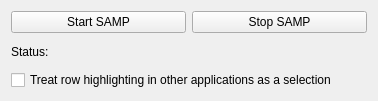
Old version of the form glue_samp/qt/samp_options.ui in the repository glue-viz/glue-samp.
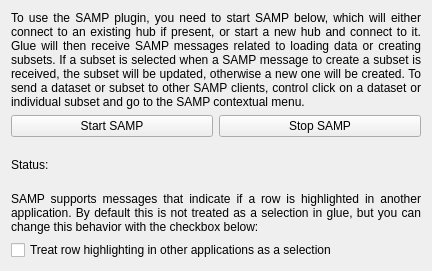
New version of the form.

Commit message: Make plugin fully functional

What changed in the file:
```diff
--- a/glue_samp/qt/samp_options.ui
+++ b/glue_samp/qt/samp_options.ui
@@ -6,8 +6,8 @@
    <rect>
     <x>0</x>
     <y>0</y>
-    <width>378</width>
-    <height>101</height>
+    <width>432</width>
+    <height>271</height>
    </rect>
   </property>
   <property name="windowTitle">
@@ -52,7 +52,7 @@
      </item>
     </layout>
    </item>
-   <item row="4" column="1" colspan="2">
+   <item row="5" column="1" colspan="2">
     <widget class="QCheckBox" name="bool_highlight_is_selection">
      <property name="text">
       <string>Treat row highlighting in other applications as a selection</string>
@@ -66,6 +66,32 @@
      </property>
     </widget>
    </item>
+   <item row="0" column="1" colspan="2">
+    <widget class="QLabel" name="label">
+     <property name="text">
+      <string>To use the SAMP plugin, you need to start SAMP below, which will either connect to an existing hub if present, or start a new hub and connect to it. Glue will then receive SAMP messages related to loading data or creating subsets. If a subset is selected when a SAMP message to create a subset is received, the subset will be updated, otherwise a new one will be created. To send a dataset or subset to other SAMP clients, control click on a dataset or individual subset and go to the SAMP contextual menu.</string>
+     </property>
+     <property name="alignment">
+      <set>Qt::AlignJustify|Qt::AlignVCenter</set>
+     </property>
+     <property name="wordWrap">
+      <bool>true</bool>
+     </property>
+    </widget>
+   </item>
+   <item row="4" column="1" colspan="2">
+    <widget class="QLabel" name="label_3">
+     <property name="text">
+      <string>SAMP supports messages that indicate if a row is highlighted in another application. By default this is not treated as a selection in glue, but you can change this behavior with the checkbox below: </string>
+     </property>
+     <property name="alignment">
+      <set>Qt::AlignJustify|Qt::AlignVCenter</set>
+     </property>
+     <property name="wordWrap">
+      <bool>true</bool>
+     </property>
+    </widget>
+   </item>
   </layout>
  </widget>
  <resources/>
```
The commit also changes 5 other files.
